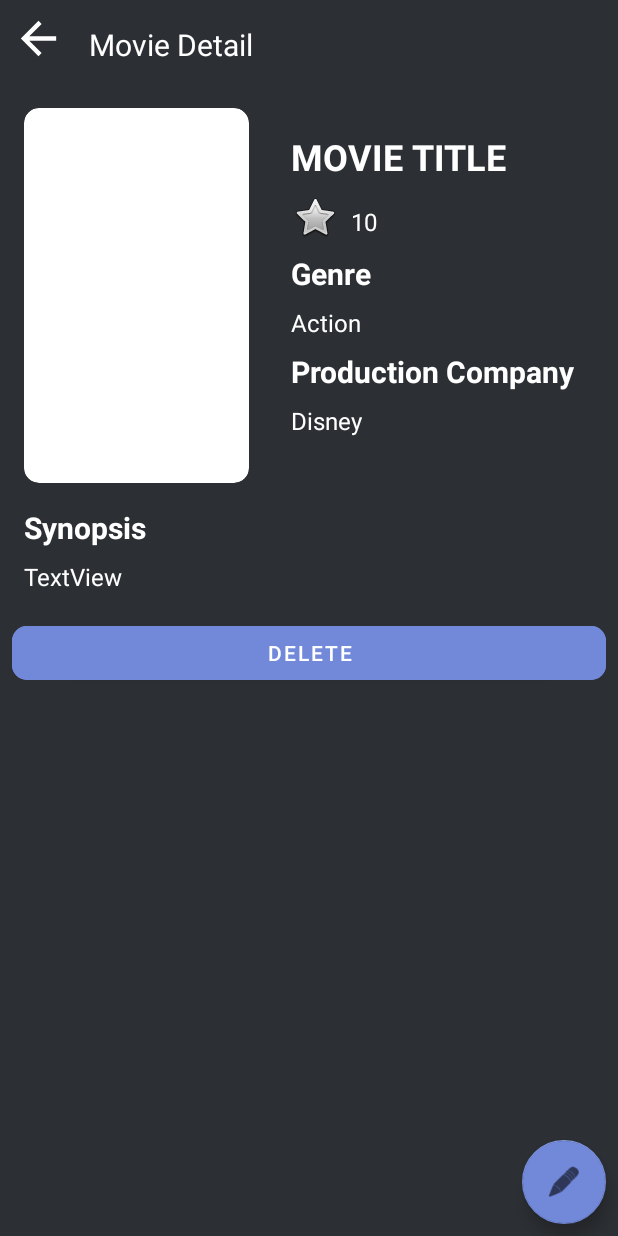
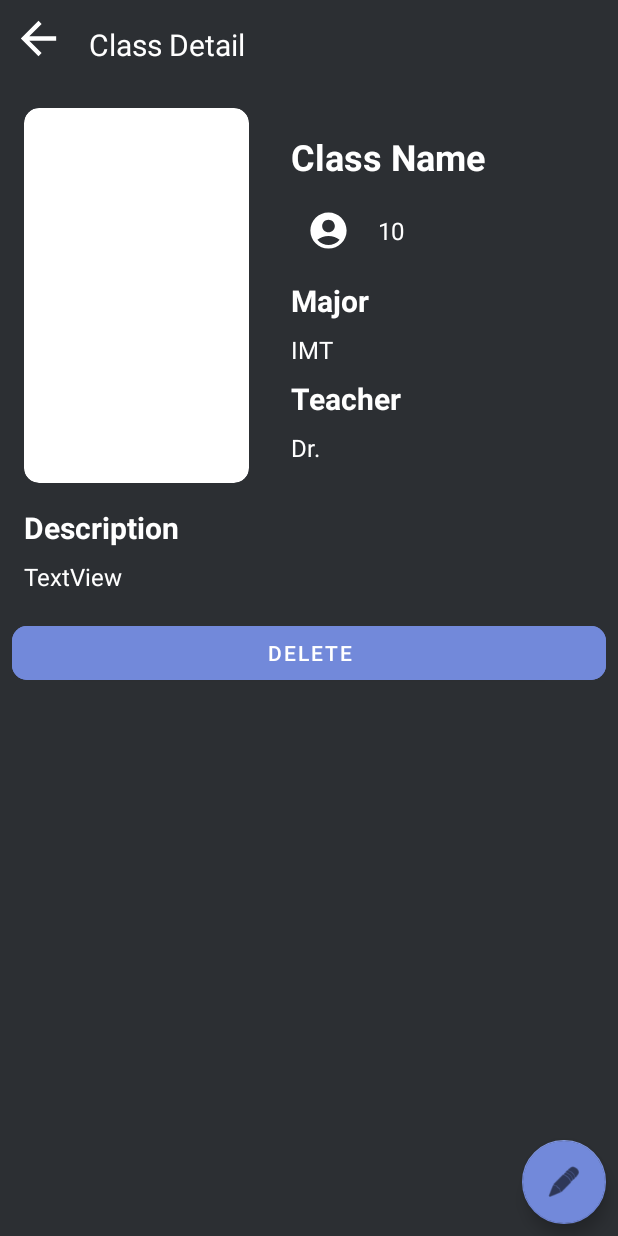
Before and after one commit to HansJoachimW/ProgTechFinals, an Android app: the DetailActivity screen opened directly, with no data from a screen before it, on a phone screen of 412 x 824 dp. Run offline under Robolectric (Android 15) with nearby library versions, the phone set to English and light mode, and no system bars; 9 statements that could not run were skipped.

Commit message:
SELESAI AKHIRE

```diff
--- a/app/src/main/java/com/example/movielist/HomeActivity.kt
+++ b/app/src/main/java/com/example/movielist/HomeActivity.kt
@@ -41,6 +41,10 @@ class HomeActivity : AppCompatActivity(), CardListener {
             val myIntent = Intent(this, CreateActivity::class.java)
             startActivity(myIntent)
         }
+        binding.BackButtonClassHome.setOnClickListener {
+            val myIntent = Intent(this, MainHomeActivity::class.java)
+            startActivity(myIntent)
+        }
     }
 
     override fun onResume() {
--- a/app/src/main/java/com/example/movielist/LoginActivity.kt
+++ b/app/src/main/java/com/example/movielist/LoginActivity.kt
@@ -64,6 +64,4 @@ class LoginActivity : AppCompatActivity() {
                 }
         }
     }
-
-
 }
--- a/app/src/main/res/layout/activity_create.xml
+++ b/app/src/main/res/layout/activity_create.xml
@@ -201,7 +201,7 @@
                 android:layout_marginEnd="8dp"
                 android:layout_weight="1"
                 android:backgroundTint="#7289DA"
-                android:text="Add Movie"
+                android:text="Add Class"
                 app:cornerRadius="10dp"
                 app:layout_constraintBottom_toBottomOf="parent"
                 app:layout_constraintEnd_toEndOf="parent"
--- a/app/src/main/res/layout/activity_create_student.xml
+++ b/app/src/main/res/layout/activity_create_student.xml
@@ -187,7 +187,7 @@
                     android:id="@+id/inputAbout"
                     android:layout_width="match_parent"
                     android:layout_height="wrap_content"
-                    android:hint="About Class"
+                    android:hint="Student Description"
                     android:textSize="14sp" />
 
             </com.google.android.material.textfield.TextInputLayout>
--- a/app/src/main/res/layout/activity_detail.xml
+++ b/app/src/main/res/layout/activity_detail.xml
@@ -31,12 +31,12 @@
         tools:ignore="SpeakableTextPresentCheck,TouchTargetSizeCheck" />
 
     <TextView
-        android:id="@+id/MovieDetailText"
+        android:id="@+id/ClassDetailText"
         android:layout_width="wrap_content"
         android:layout_height="wrap_content"
         android:layout_marginStart="16dp"
         android:layout_marginTop="16dp"
-        android:text="Movie Detail"
+        android:text="Class Detail"
         android:textColor="#FFFFFF"
         android:textSize="20sp"
         app:layout_constraintStart_toEndOf="@+id/BackButMovDet"
@@ -57,7 +57,7 @@
             android:layout_height="wrap_content">
 
             <androidx.cardview.widget.CardView
-                android:id="@+id/previewPosterCV"
+                android:id="@+id/previewPosterClass"
                 android:layout_width="wrap_content"
                 android:layout_height="wrap_content"
                 android:layout_marginStart="16dp"
@@ -74,107 +74,107 @@
             </androidx.cardview.widget.CardView>
 
             <TextView
-                android:id="@+id/MovTitleTextView"
+                android:id="@+id/ClassTitleTextView"
                 android:layout_width="wrap_content"
                 android:layout_height="wrap_content"
                 android:layout_marginStart="28dp"
                 android:layout_marginTop="32dp"
-                android:text="MOVIE TITLE"
+                android:text="Class Name"
                 android:textColor="#FFFFFF"
                 android:textSize="24sp"
                 android:textStyle="bold"
-                app:layout_constraintStart_toEndOf="@+id/previewPosterCV"
+                app:layout_constraintStart_toEndOf="@+id/previewPosterClass"
                 app:layout_constraintTop_toTopOf="parent" />
 
             <ImageView
-                android:id="@+id/imageView3"
+                android:id="@+id/AmountImageView"
+                android:layout_width="50dp"
+                android:layout_height="50dp"
+                android:layout_marginTop="8dp"
+                app:layout_constraintStart_toStartOf="@+id/ClassTitleTextView"
+                app:layout_constraintTop_toBottomOf="@+id/ClassTitleTextView"
+                app:srcCompat="@drawable/profilebutton_foreground" />
+
+            <TextView
+                android:id="@+id/AmountTextView"
+                android:layout_width="wrap_content"
+                android:layout_height="wrap_content"
+                android:layout_marginStart="8dp"
+                android:text="10"
+                android:textColor="#FFFFFF"
+                android:textSize="16sp"
+                app:layout_constraintBottom_toBottomOf="@+id/AmountImageView"
+                app:layout_constraintStart_toEndOf="@+id/AmountImageView"
+                app:layout_constraintTop_toTopOf="@+id/AmountImageView" />
+
+            <TextView
+                android:id="@+id/MajorTagView"
                 android:layout_width="wrap_content"
                 android:layout_height="wrap_content"
                 android:layout_marginTop="8dp"
-                app:layout_constraintStart_toStartOf="@+id/MovTitleTextView"
-                app:layout_constraintTop_toBottomOf="@+id/MovTitleTextView"
-                app:srcCompat="@android:drawable/btn_star" />
+                android:text="Major"
+                android:textColor="#FFFFFF"
+                android:textSize="20sp"
+                android:textStyle="bold"
+                app:layout_constraintStart_toStartOf="@+id/AmountImageView"
+                app:layout_constraintTop_toBottomOf="@+id/AmountImageView" />
 
             <TextView
-                android:id="@+id/RatingTextView"
-                android:layout_width="wrap_content"
-                android:layout_height="wrap_content"
-                android:layout_marginStart="8dp"
-                android:layout_marginTop="16dp"
-                android:text="10"
-                android:textColor="#FFFFFF"
-                android:textSize="16sp"
-                app:layout_constraintStart_toEndOf="@+id/imageView3"
-                app:layout_constraintTop_toBottomOf="@+id/MovTitleTextView" />
-
-            <TextView
-                android:id="@+id/GenreTagView"
+                android:id="@+id/MajorTextView"
                 android:layout_width="wrap_content"
                 android:layout_height="wrap_content"
                 android:layout_marginTop="8dp"
-                android:text="Genre"
+                android:text="IMT"
+                android:textColor="#FFFFFF"
+                android:textSize="16sp"
+                app:layout_constraintStart_toStartOf="@+id/MajorTagView"
+                app:layout_constraintTop_toBottomOf="@+id/MajorTagView" />
+
+            <TextView
+                android:id="@+id/TeacherTagView"
+                android:layout_width="wrap_content"
+                android:layout_height="wrap_content"
+                android:layout_marginTop="8dp"
+                android:text="Teacher"
                 android:textColor="#FFFFFF"
                 android:textSize="20sp"
                 android:textStyle="bold"
-                app:layout_constraintStart_toStartOf="@+id/imageView3"
-                app:layout_constraintTop_toBottomOf="@+id/imageView3" />
+                app:layout_constraintStart_toStartOf="@+id/MajorTextView"
+                app:layout_constraintTop_toBottomOf="@+id/MajorTextView" />
 
             <TextView
-                android:id="@+id/GenreTextView"
+                android:id="@+id/TeacherTextView"
                 android:layout_width="wrap_content"
                 android:layout_height="wrap_content"
                 android:layout_marginTop="8dp"
-                android:text="Action"
+                android:text="Dr."
                 android:textColor="#FFFFFF"
                 android:textSize="16sp"
-                app:layout_constraintStart_toStartOf="@+id/GenreTagView"
-                app:layout_constraintTop_toBottomOf="@+id/GenreTagView" />
+                app:layout_constraintStart_toStartOf="@+id/TeacherTagView"
+                app:layout_constraintTop_toBottomOf="@+id/TeacherTagView" />
 
             <TextView
-                android:id="@+id/ProdCompTagView"
+                android:id="@+id/DescriptionTagView"
                 android:layout_width="wrap_content"
                 android:layout_height="wrap_content"
-                android:layout_marginTop="8dp"
-                android:text="Production Company"
+                android:layout_marginTop="16dp"
+                android:text="Description"
                 android:textColor="#FFFFFF"
                 android:textSize="20sp"
                 android:textStyle="bold"
-                app:layout_constraintStart_toStartOf="@+id/GenreTextView"
-                app:layout_constraintTop_toBottomOf="@+id/GenreTextView" />
+                app:layout_constraintStart_toStartOf="@+id/previewPosterClass"
+                app:layout_constraintTop_toBottomOf="@+id/previewPosterClass" />
 
             <TextView
-                android:id="@+id/ProdCompTextView"
-                android:layout_width="wrap_content"
-                android:layout_height="wrap_content"
-                android:layout_marginTop="8dp"
-                android:text="Disney"
-                android:textColor="#FFFFFF"
-                android:textSize="16sp"
-                app:layout_constraintStart_toStartOf="@+id/ProdCompTagView"
-                app:layout_constraintTop_toBottomOf="@+id/ProdCompTagView" />
-
-            <TextView
-                android:id="@+id/SynopsisTagView"
-                android:layout_width="wrap_content"
-                android:layout_height="wrap_content"
-                android:layout_marginTop="16dp"
-                android:text="Synopsis"
-                android:textColor="#FFFFFF"
-                android:textSize="20sp"
-                android:textStyle="bold"
-                app:layout_constraintStart_toStartOf="@+id/previewPosterCV"
-                app:layout_constraintTop_toBottomOf="@+id/previewPosterCV" />
-
-            <TextView
-                android:id="@+id/SynopsisTextView"
+                android:id="@+id/DescriptionTextView"
                 android:layout_width="wrap_content"
                 android:layout_height="wrap_content"
                 android:layout_marginTop="8dp"
                 android:text="TextView"
                 android:textColor="#FFFFFF"
                 android:textSize="16sp"
-                app:layout_constraintStart_toStartOf="@+id/SynopsisTagView"
-                app:layout_constraintTop_toBottomOf="@+id/SynopsisTagView" />
+                app:layout_constraintStart_toStartOf="@+id/DescriptionTagView"
+                app:layout_constraintTop_toBottomOf="@+id/DescriptionTagView" />
 
             <Button
                 android:id="@+id/DeleteBut"
@@ -189,7 +189,7 @@
                 app:layout_constraintBottom_toBottomOf="parent"
                 app:layout_constraintEnd_toEndOf="parent"
                 app:layout_constraintStart_toStartOf="parent"
-                app:layout_constraintTop_toBottomOf="@+id/SynopsisTextView" />
+                app:layout_constraintTop_toBottomOf="@+id/DescriptionTextView" />
 
         </androidx.constraintlayout.widget.ConstraintLayout>
     </ScrollView>
--- a/app/src/main/res/layout/activity_detail_student.xml
+++ b/app/src/main/res/layout/activity_detail_student.xml
@@ -135,7 +135,7 @@
                 android:layout_width="wrap_content"
                 android:layout_height="wrap_content"
                 android:layout_marginTop="8dp"
-                android:text="Production Company"
+                android:text="University"
                 android:textColor="#FFFFFF"
                 android:textSize="20sp"
                 android:textStyle="bold"
@@ -143,7 +143,7 @@
                 app:layout_constraintTop_toBottomOf="@+id/inputMajor" />
 
             <TextView
-                android:id="@+id/ProdCompTextView"
+                android:id="@+id/inputUniversity"
                 android:layout_width="wrap_content"
                 android:layout_height="wrap_content"
                 android:layout_marginTop="8dp"
--- a/app/src/main/res/layout/movie_card.xml
+++ b/app/src/main/res/layout/movie_card.xml
@@ -39,6 +39,7 @@
                     android:layout_width="wrap_content"
                     android:layout_height="wrap_content"
                     android:text="TextView"
+                    android:textAlignment="center"
                     app:layout_constraintBottom_toBottomOf="parent"
                     app:layout_constraintEnd_toEndOf="parent"
                     app:layout_constraintStart_toStartOf="parent"
--- a/app/src/main/res/layout/student_card.xml
+++ b/app/src/main/res/layout/student_card.xml
@@ -39,6 +39,7 @@
                     android:layout_width="wrap_content"
                     android:layout_height="wrap_content"
                     android:text="TextView"
+                    android:textAlignment="center"
                     app:layout_constraintBottom_toBottomOf="parent"
                     app:layout_constraintEnd_toEndOf="parent"
                     app:layout_constraintStart_toStartOf="parent"
```
Also changed, not shown: app/src/main/java/com/example/movielist/DetailActivity.kt (+19 -20 lines), app/src/main/java/com/example/movielist/DetailStudentActivity.kt (+61 -1 lines), app/src/main/java/com/example/movielist/MainHomeActivity.kt (+8 -0 lines), app/src/main/java/com/example/movielist/ProfileActivity.kt (+51 -1 lines), app/src/main/java/com/example/movielist/StudentHome.kt (+7 -3 lines).
